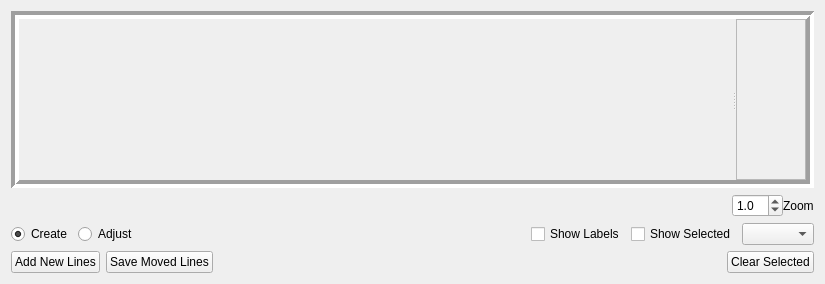
Qt form resources/designer_ui/crystaldrawingwidget.ui (jonathanHuwP/CrystalGrowthTracker) before a commit.
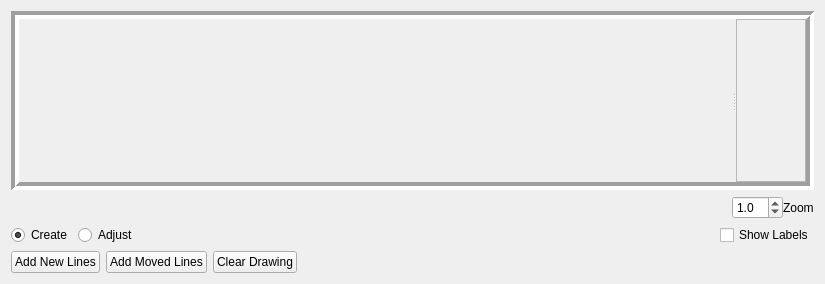
The same form after that commit. Custom widgets are drawn as their Qt base class.

Commit message: fixed bugs in drawing widget

The edit to the form file:
```diff
--- a/resources/designer_ui/crystaldrawingwidget.ui
+++ b/resources/designer_ui/crystaldrawingwidget.ui
@@ -61,7 +61,7 @@
          <x>0</x>
          <y>0</y>
          <width>105</width>
-         <height>123</height>
+         <height>125</height>
         </rect>
        </property>
       </widget>
@@ -174,16 +174,6 @@
        </property>
       </widget>
      </item>
-     <item>
-      <widget class="QCheckBox" name="_showSelectedBox">
-       <property name="text">
-        <string>Show Selected</string>
-       </property>
-      </widget>
-     </item>
-     <item>
-      <widget class="QComboBox" name="_lineSelectionBox"/>
-     </item>
     </layout>
    </item>
    <item>
@@ -201,7 +191,14 @@
      <item>
       <widget class="QPushButton" name="_adjustLinesButton">
        <property name="text">
-        <string>Save Moved Lines</string>
+        <string>Add Moved Lines</string>
+       </property>
+      </widget>
+     </item>
+     <item>
+      <widget class="QPushButton" name="_clearSelectedButton">
+       <property name="text">
+        <string>Clear Drawing</string>
        </property>
       </widget>
      </item>
@@ -218,13 +215,6 @@
        </property>
       </spacer>
      </item>
-     <item>
-      <widget class="QPushButton" name="_clearSelectedButton">
-       <property name="text">
-        <string>Clear Selected</string>
-       </property>
-      </widget>
-     </item>
     </layout>
    </item>
   </layout>
```
Left out of the diff: 2 changed lines with no effect on the pictures. The commit also changes 3 other files.
